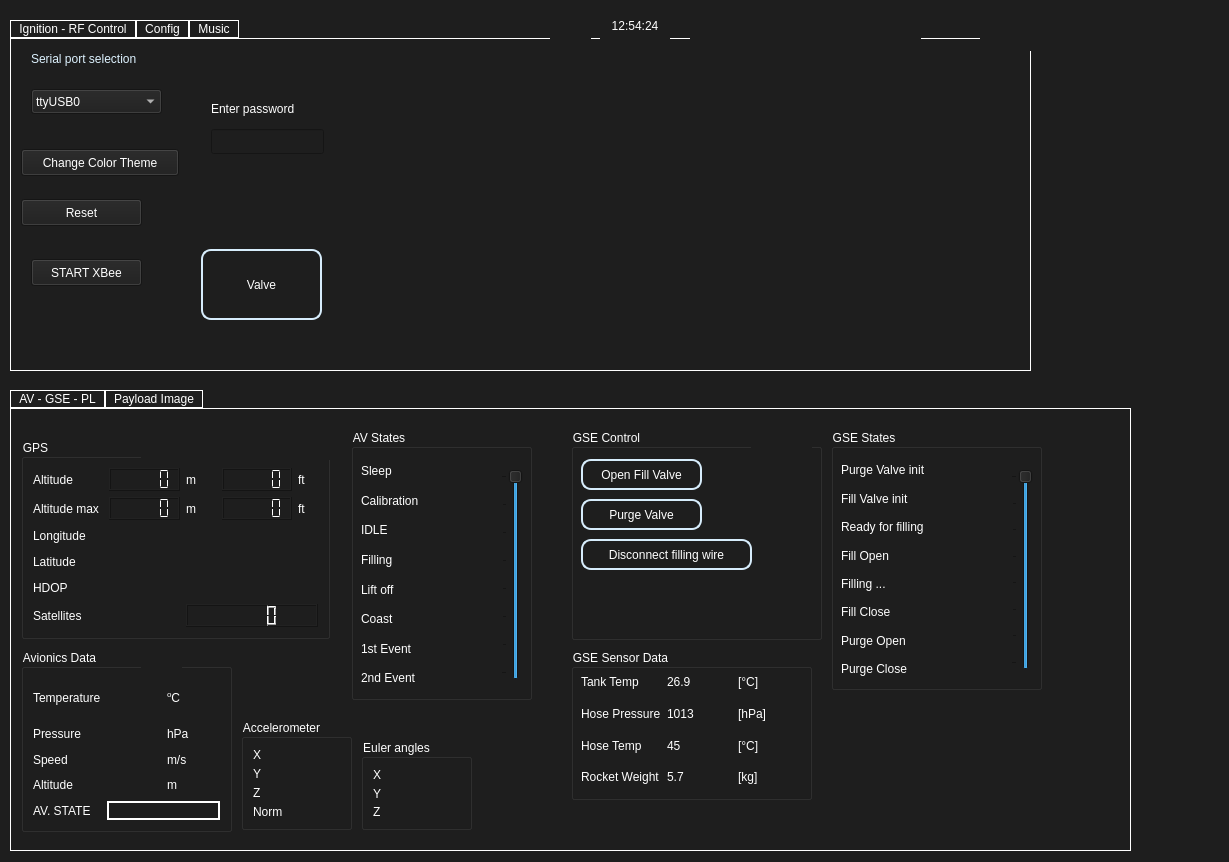
Before: the Qt Designer form UI/ui_file/LioTest.ui in MorgesHAB/ERT2020GS, drawn with Qt 5.
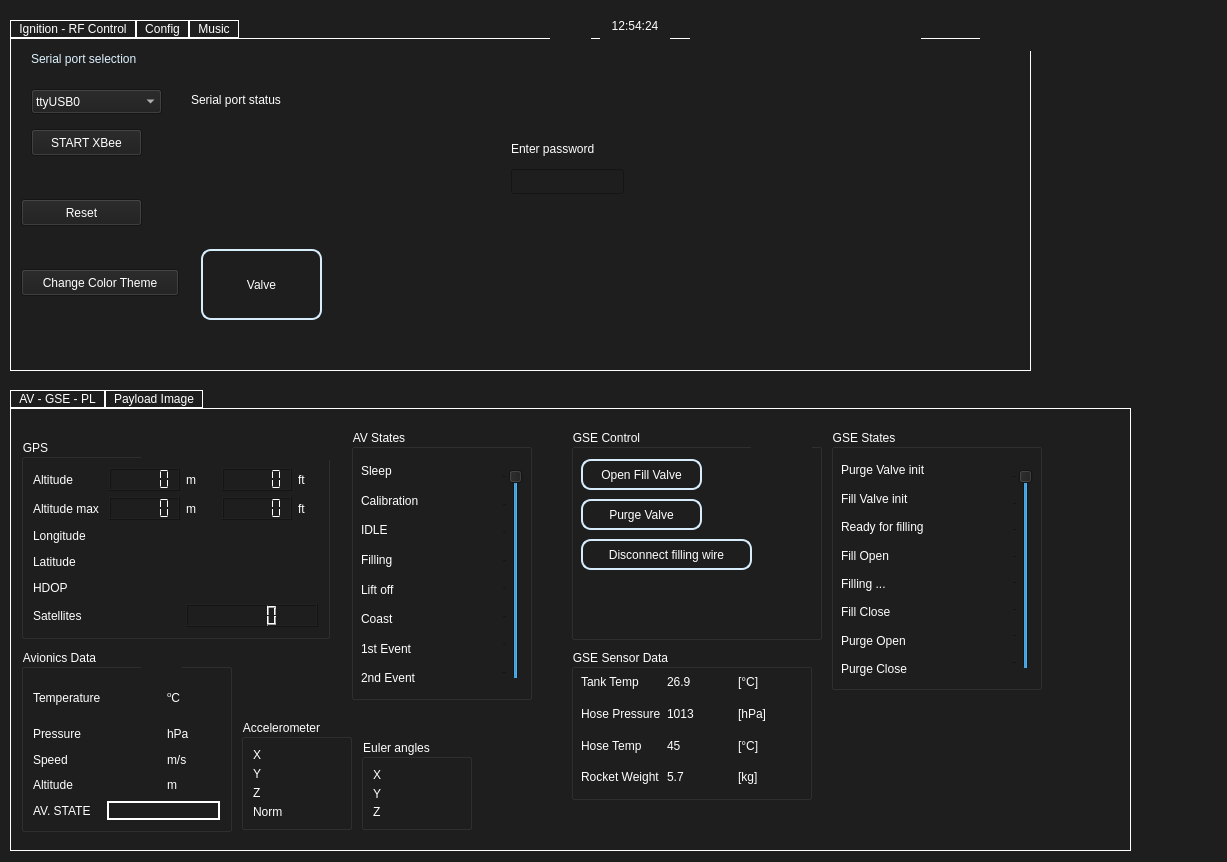
After: the same form once the commit is applied. The open tabs and pages were chosen to show the change. Icons and pictures are not drawn.

Commit message: implement manage Rx in sub classes Status serial port printed

Diff of the .ui file:
```diff
--- a/UI/ui_file/LioTest.ui
+++ b/UI/ui_file/LioTest.ui
@@ -6,7 +6,7 @@
    <rect>
     <x>0</x>
     <y>0</y>
-    <width>1229</width>
+    <width>1227</width>
     <height>862</height>
    </rect>
   </property>
@@ -935,8 +935,8 @@
     <widget class="QLabel" name="label_61">
      <property name="geometry">
       <rect>
-       <x>200</x>
-       <y>60</y>
+       <x>500</x>
+       <y>100</y>
        <width>111</width>
        <height>20</height>
       </rect>
@@ -948,8 +948,8 @@
     <widget class="QLineEdit" name="lineEdit_3">
      <property name="geometry">
       <rect>
-       <x>200</x>
-       <y>90</y>
+       <x>500</x>
+       <y>130</y>
        <width>113</width>
        <height>25</height>
       </rect>
@@ -965,7 +965,7 @@
      <property name="geometry">
       <rect>
        <x>10</x>
-       <y>110</y>
+       <y>230</y>
        <width>158</width>
        <height>27</height>
       </rect>
@@ -990,11 +990,11 @@
       <string>Reset</string>
      </property>
     </widget>
-    <widget class="QPushButton" name="xbee_button">
+    <widget class="QPushButton" name="xbee_button_3">
      <property name="geometry">
       <rect>
        <x>20</x>
-       <y>220</y>
+       <y>90</y>
        <width>111</width>
        <height>27</height>
       </rect>
@@ -1009,6 +1009,36 @@
       <string>START XBee</string>
      </property>
     </widget>
+    <widget class="QLabel" name="serialport_status">
+     <property name="geometry">
+      <rect>
+       <x>320</x>
+       <y>40</y>
+       <width>41</width>
+       <height>41</height>
+      </rect>
+     </property>
+     <property name="styleSheet">
+      <string notr="true">image: url(:/assets/green_check.png);
+</string>
+     </property>
+     <property name="text">
+      <string/>
+     </property>
+    </widget>
+    <widget class="QLabel" name="label">
+     <property name="geometry">
+      <rect>
+       <x>180</x>
+       <y>50</y>
+       <width>131</width>
+       <height>21</height>
+      </rect>
+     </property>
+     <property name="text">
+      <string>Serial port status</string>
+     </property>
+    </widget>
    </widget>
    <widget class="QWidget" name="tab_2">
     <attribute name="title">
@@ -2699,7 +2729,7 @@
     <string/>
    </property>
   </widget>
-  <widget class="QPushButton" name="pushButton_7">
+  <widget class="QPushButton" name="xbee_button">
    <property name="geometry">
     <rect>
      <x>1060</x>
```
Left out of the diff: 6 changed lines with no effect on the pictures. The commit also changes 15 other files.
